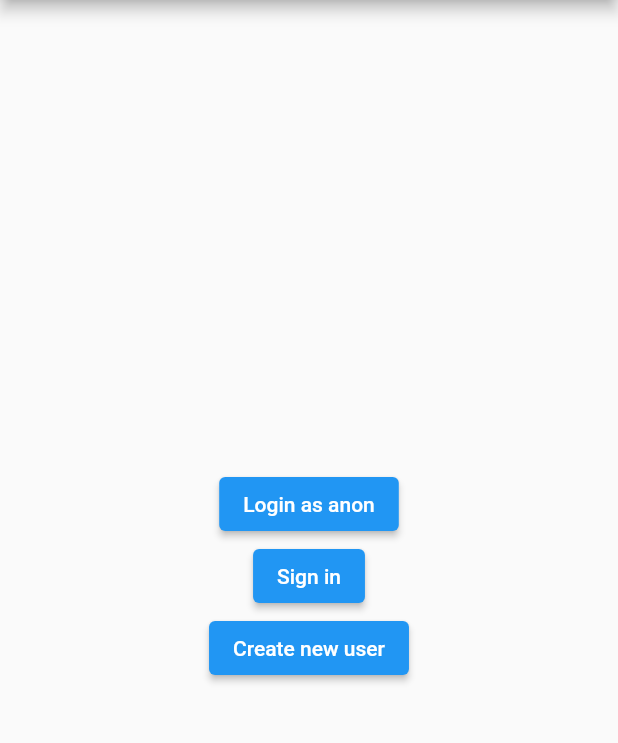
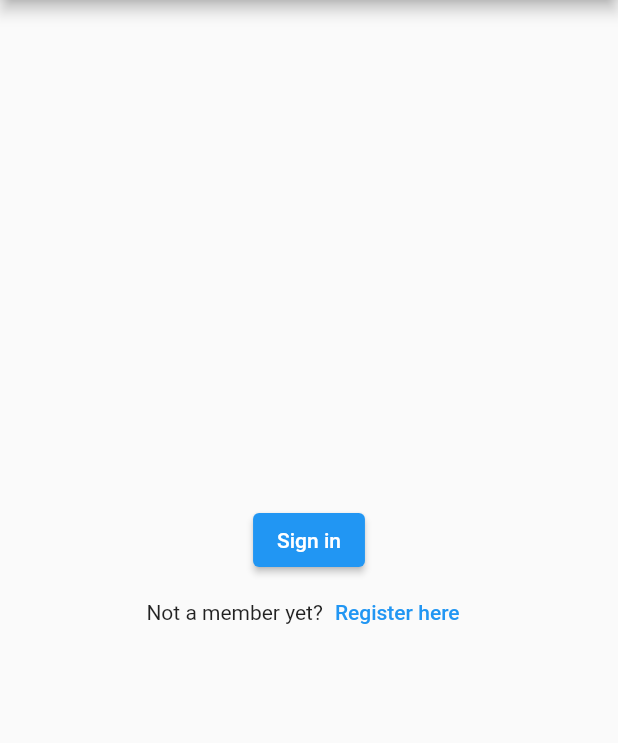
Before and after one commit to irfan87/restaurant_app_flutter, a Flutter app: the screen it shows after launch, on a phone screen of 412 x 824 dp, the part 84-827 px from its top. Run offline on Flutter 3.47's test engine with Material 2 defaults, Android fonts, the phone set to English and light mode, and no system bars; our stand-ins replace firebase_auth, firebase_core; accounts and stored records are empty.

Commit message:
create the link between login and register

```diff
--- a/lib/AuthService/auth_service.dart
+++ b/lib/AuthService/auth_service.dart
@@ -2,7 +2,6 @@
 import 'package:firebase_auth/firebase_auth.dart';
 
 abstract class AuthAction {
-  Future<User?> signInAnon();
   Future<User?> currentUser();
   Future<User?> userLogout();
   Future<User?> createUser();
@@ -14,18 +13,6 @@ class AuthService implements AuthAction {
   late UserCredential? userCredential;
 
   FirebaseAuth firebaseAuth = FirebaseAuth.instance;
-
-  @override
-  Future<User?> signInAnon() async {
-    try {
-      user = await firebaseAuth.signInAnonymously().then((userValue) {
-        user = userValue.user;
-      });
-    } on FirebaseAuthException catch (e) {
-      print(e);
-    }
-    return user;
-  }
 
   @override
   Future<User?> currentUser() async {
--- a/lib/screens/auth/login.dart
+++ b/lib/screens/auth/login.dart
@@ -1,12 +1,10 @@
 import 'package:flutter/material.dart';
 
 class LoginScreen extends StatefulWidget {
-  final Function login;
   final Function createUser;
   final Function userSignIn;
 
   LoginScreen({
-    required this.login,
     required this.createUser,
     required this.userSignIn,
   });
@@ -15,7 +13,64 @@ class LoginScreen extends StatefulWidget {
   _LoginScreenState createState() => _LoginScreenState();
 }
 
+enum LoginOrRegister {
+  login,
+  register,
+}
+
 class _LoginScreenState extends State<LoginScreen> {
+  LoginOrRegister loginOrRegister = LoginOrRegister.login;
+
+  List<Widget> buildWidget() {
+    if (loginOrRegister == LoginOrRegister.login) {
+      return [
+        ElevatedButton(
+          onPressed: () {
+            widget.userSignIn();
+          },
+          child: const Text("Sign in"),
+        ),
+        Row(
+          mainAxisAlignment: MainAxisAlignment.center,
+          children: [
+            Text("Not a member yet?"),
+            TextButton(
+              onPressed: () {
+                setState(() {
+                  loginOrRegister = LoginOrRegister.register;
+                });
+              },
+              child: const Text("Register here"),
+            ),
+          ],
+        ),
+      ];
+    } else {
+      return [
+        ElevatedButton(
+          onPressed: () {
+            widget.createUser();
+          },
+          child: const Text("Create new user"),
+        ),
+        Row(
+          mainAxisAlignment: MainAxisAlignment.center,
+          children: [
+            Text("Already a member? Click to "),
+            TextButton(
+              onPressed: () {
+                setState(() {
+                  loginOrRegister = LoginOrRegister.login;
+                });
+              },
+              child: const Text("Sign in"),
+            ),
+          ],
+        )
+      ];
+    }
+  }
+
   @override
   Widget build(BuildContext context) {
     return Scaffold(
@@ -25,26 +80,7 @@ class _LoginScreenState extends State<LoginScreen> {
       body: Center(
         child: Column(
           mainAxisAlignment: MainAxisAlignment.center,
-          children: [
-            ElevatedButton(
-              onPressed: () {
-                widget.login();
-              },
-              child: const Text("Login as anon"),
-            ),
-            ElevatedButton(
-              onPressed: () {
-                widget.userSignIn();
-              },
-              child: const Text("Sign in"),
-            ),
-            ElevatedButton(
-              onPressed: () {
-                widget.createUser();
-              },
-              child: const Text("Create new user"),
-            ),
-          ],
+          children: buildWidget(),
         ),
       ),
     );
--- a/lib/screens/widget_tree.dart
+++ b/lib/screens/widget_tree.dart
@@ -52,11 +52,6 @@ class _WidgetTreeState extends State<WidgetTree> {
         );
       case AuthResult.isNotLogin:
         return LoginScreen(
-          login: () async {
-            user = await widget.authAction.signInAnon();
-            authResult = AuthResult.isLogin;
-            setState(() {});
-          },
           createUser: () async {
             await widget.authAction.createUser().then(
               (currUser) {
```
